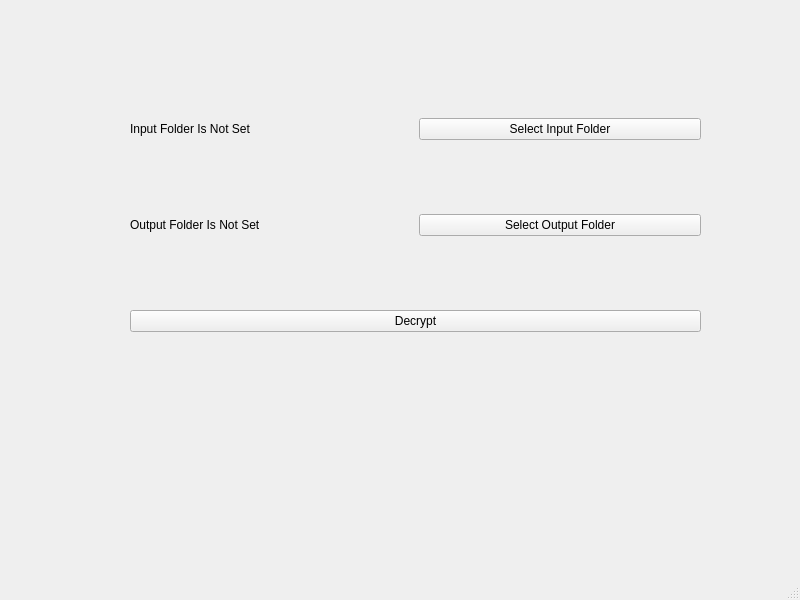
This is mainwindow.ui in Saikari/HTMLtext2text as Qt 5 draws it before an edit. The edited form follows.
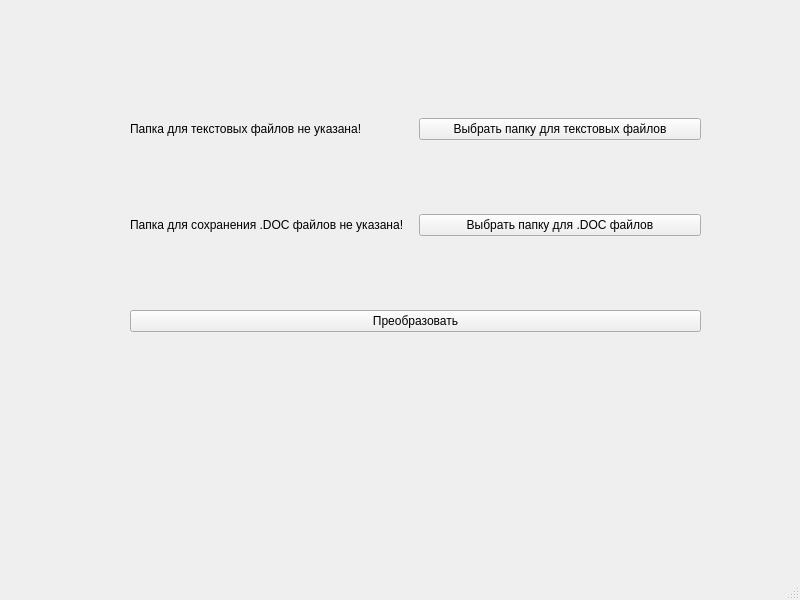
This is the edited form.

What changed in the file:
```diff
--- a/mainwindow.ui
+++ b/mainwindow.ui
@@ -29,14 +29,14 @@
        <item>
         <widget class="QLabel" name="label">
          <property name="text">
-          <string>Input Folder Is Not Set</string>
+          <string>Папка для текстовых файлов не указана!</string>
          </property>
         </widget>
        </item>
        <item>
         <widget class="QPushButton" name="pushButton">
          <property name="text">
-          <string>Select Input Folder</string>
+          <string>Выбрать папку для текстовых файлов</string>
          </property>
         </widget>
        </item>
@@ -47,14 +47,14 @@
        <item>
         <widget class="QLabel" name="label_2">
          <property name="text">
-          <string>Output Folder Is Not Set</string>
+          <string>Папка для сохранения .DOC файлов не указана!</string>
          </property>
         </widget>
        </item>
        <item>
         <widget class="QPushButton" name="pushButton_2">
          <property name="text">
-          <string>Select Output Folder</string>
+          <string>Выбрать папку для .DOC файлов</string>
          </property>
         </widget>
        </item>
@@ -63,7 +63,7 @@
      <item>
       <widget class="QPushButton" name="pushButton_3">
        <property name="text">
-        <string>Decrypt</string>
+        <string>Преобразовать</string>
        </property>
       </widget>
      </item>
```
Left out of the diff: 2 changed lines with no effect on the pictures.
